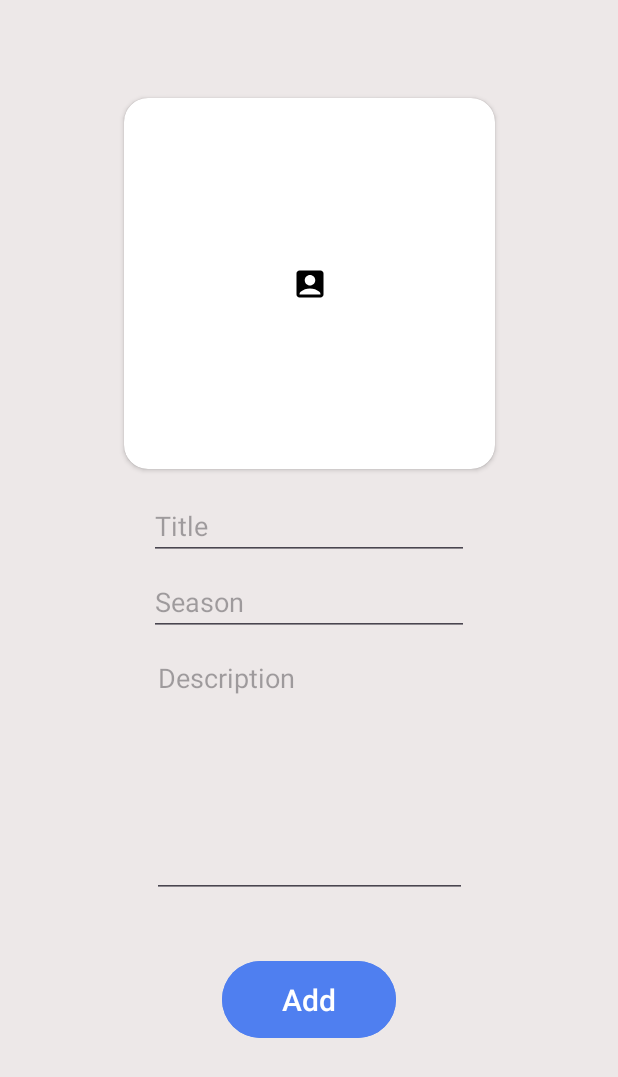
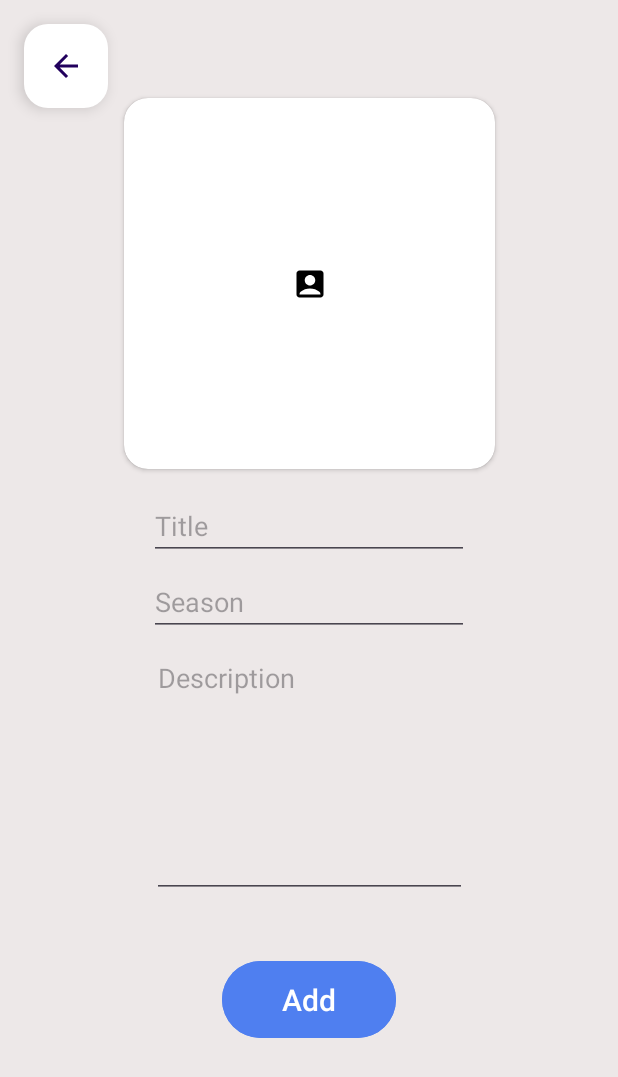
Before and after one commit to wwweblo/Wardrobe-mobile-app, an Android app: the AddFragment screen opened through its navigation route, on a phone screen of 412 x 824 dp. Shown: the top 1077 px of the screen. Run offline under Robolectric (Android 15) with nearby library versions, the phone set to English and light mode, and no system bars; our stand-ins replace Room's generated code, navigation-ui.

Commit message:
QoL 1.0.2. Кнопки назад для экранов добавления, обновления

```diff
--- a/app/src/main/java/com/example/coursework/fragments/add/AddFragment.kt
+++ b/app/src/main/java/com/example/coursework/fragments/add/AddFragment.kt
@@ -26,6 +26,7 @@ import androidx.navigation.fragment.findNavController
 import com.example.coursework.R
 import com.example.coursework.viewModel.ClothesViewModel
 import com.example.coursework.model.ClothingItem
+import com.google.android.material.floatingactionbutton.FloatingActionButton
 import java.io.File
 import java.io.FileOutputStream
 import java.io.IOException
@@ -50,6 +51,11 @@ class AddFragment : Fragment() {
         imageButton = view.findViewById(R.id.add_imageButton)
         imageButton.setOnClickListener {
             openGalleryForImage()
+        }
+
+        //
+        view.findViewById<FloatingActionButton>(R.id.add_back_button).setOnClickListener{
+            findNavController().navigate(R.id.action_addFragment_to_listFragment)
         }
 
         //По нажатии на add_add_button происходит добавление в базу данных
--- a/app/src/main/java/com/example/coursework/fragments/update/UpdateFregment.kt
+++ b/app/src/main/java/com/example/coursework/fragments/update/UpdateFregment.kt
@@ -37,6 +37,7 @@ class UpdateFregment : Fragment() {
     private lateinit var descriptionInput: EditText
     private lateinit var updateButton: Button
     private lateinit var deleteButton: FloatingActionButton
+    private lateinit var backButton:FloatingActionButton
 
     private val args by navArgs<UpdateFregmentArgs>()
     private lateinit var mClothingItemView: ClothesViewModel
@@ -59,6 +60,7 @@ class UpdateFregment : Fragment() {
         descriptionInput = view.findViewById(R.id.update_description_input)
         updateButton = view.findViewById(R.id.update_update_button)
         deleteButton = view.findViewById(R.id.update_delete_button)
+        backButton = view.findViewById(R.id.update_back_button)
 
         //Установка значаний из базы данных
         val imagePath = args.currentClothingItem.image
@@ -77,6 +79,10 @@ class UpdateFregment : Fragment() {
 
         deleteButton.setOnClickListener{
             deleteItem()
+        }
+
+        backButton.setOnClickListener{
+            findNavController().navigate(R.id.action_updateFregment_to_listFragment)
         }
 
         return view
--- /dev/null
+++ b/app/src/main/res/drawable/ic_back_arrow.xml
@@ -0,0 +1,5 @@
+<vector android:autoMirrored="true" android:height="24dp"
+    android:tint="#000000" android:viewportHeight="24"
+    android:viewportWidth="24" android:width="24dp" xmlns:android="http://schemas.android.com/apk/res/android">
+    <path android:fillColor="@android:color/white" android:pathData="M20,11H7.83l5.59,-5.59L12,4l-8,8 8,8 1.41,-1.41L7.83,13H20v-2z"/>
+</vector>
--- a/app/src/main/res/layout/fragment_add.xml
+++ b/app/src/main/res/layout/fragment_add.xml
@@ -84,4 +84,16 @@
         app:layout_constraintStart_toStartOf="parent"
         app:layout_constraintTop_toBottomOf="@+id/add_description_input" />
 
+    <com.google.android.material.floatingactionbutton.FloatingActionButton
+        android:id="@+id/add_back_button"
+        android:layout_width="wrap_content"
+        android:layout_height="wrap_content"
+        android:layout_marginStart="16dp"
+        android:layout_marginTop="16dp"
+        android:clickable="true"
+        android:src="@drawable/ic_back_arrow"
+        app:backgroundTint="@color/white"
+        app:layout_constraintStart_toStartOf="parent"
+        app:layout_constraintTop_toTopOf="parent" />
+
 </androidx.constraintlayout.widget.ConstraintLayout>
```
Also changed, not shown: app/src/main/res/layout/fragment_update.xml (+12 -0 lines).
